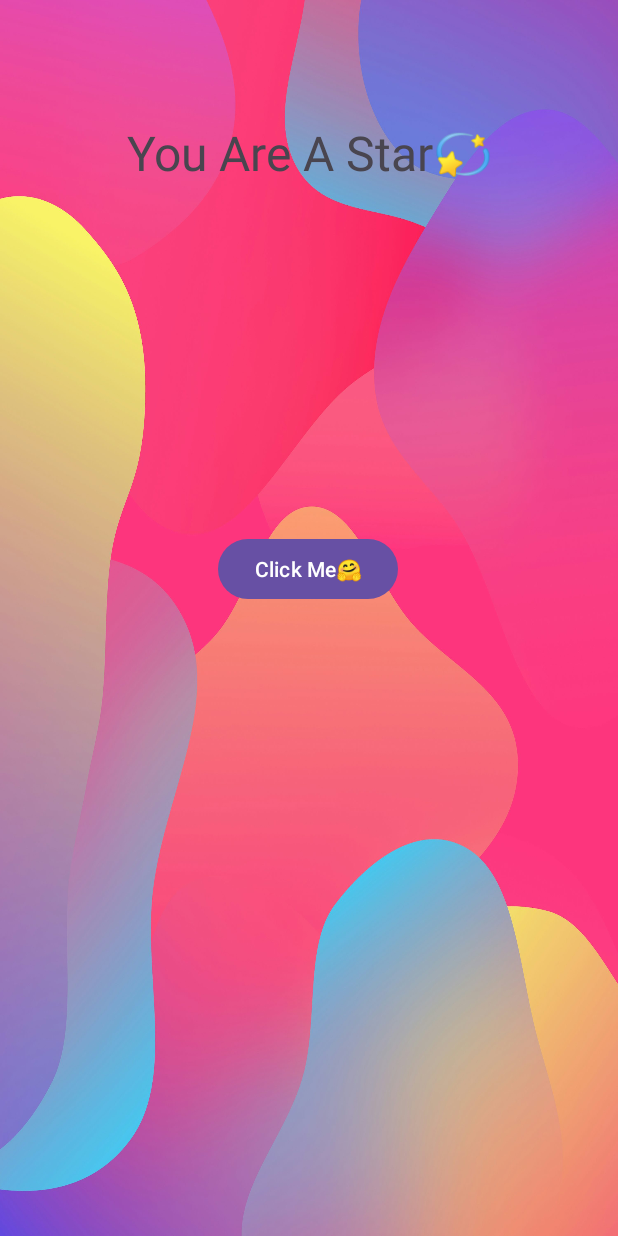
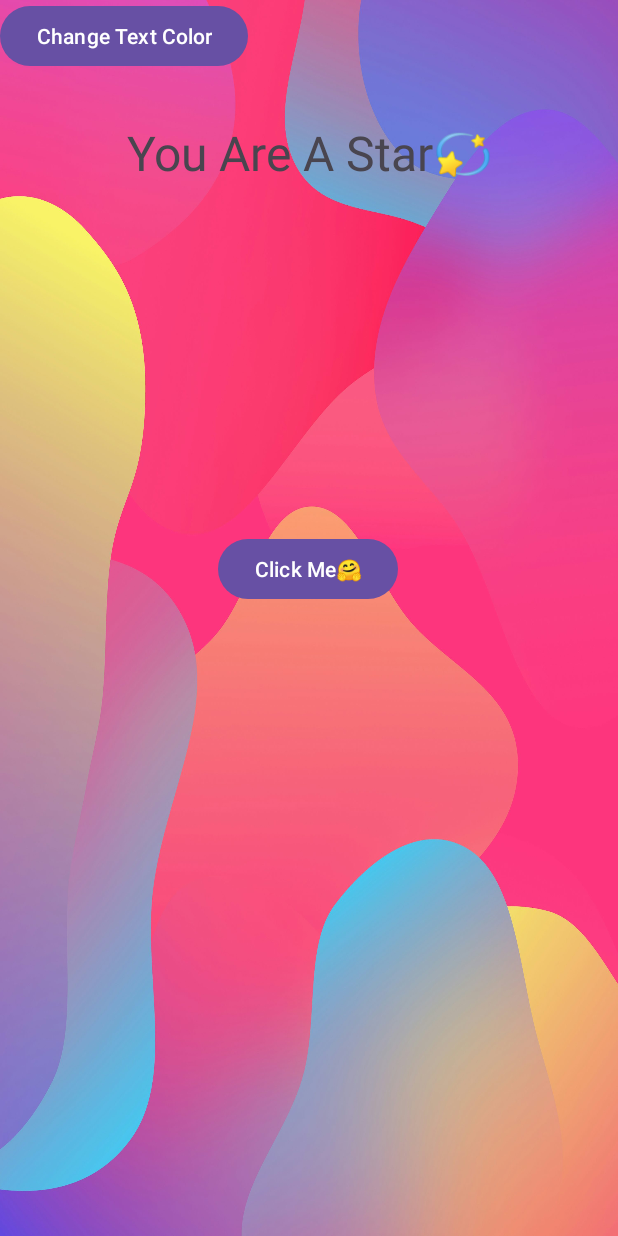
Before and after one commit to GirlAfro/HelloWorld, an Android app: the screen it shows after launch (MainActivity), after a tap on "Click Me🤗", on a phone screen of 412 x 824 dp. Run offline under Robolectric (Android 15) with nearby library versions, the phone set to English and light mode, and no system bars.

Commit message:
added second button

```diff
--- a/app/src/main/java/com/example/helloworld/MainActivity.java
+++ b/app/src/main/java/com/example/helloworld/MainActivity.java
@@ -29,4 +29,9 @@ public class MainActivity extends AppCompatActivity {
         tvChangeText.setText("You Are A Star💫");
 
     }
+    public void onBtnChangeTextColorClick(View view) {
+        TextView tvChangeText = findViewById(R.id.tvChangeText);
+        tvChangeText.setTextColor(getResources().getColor(R.color.purple_200));
+    }
+
 }
--- a/app/src/main/res/layout/activity_main.xml
+++ b/app/src/main/res/layout/activity_main.xml
@@ -32,4 +32,16 @@
         app:layout_constraintStart_toStartOf="@+id/tvChangeText"
         app:layout_constraintTop_toBottomOf="@+id/tvChangeText" />
 
+    <Button
+        android:id="@+id/btnChangeTextColor"
+        android:layout_width="wrap_content"
+        android:layout_height="wrap_content"
+        android:text="Change Text Color"
+        android:layout_below="@id/btnChangeText"
+        android:layout_centerHorizontal="true"
+        android:layout_marginTop="16dp"
+        android:onClick="onBtnChangeTextClick"
+
+        tools:ignore="MissingConstraints" />
+
 </androidx.constraintlayout.widget.ConstraintLayout>
--- a/app/src/main/res/values/colors.xml
+++ b/app/src/main/res/values/colors.xml
@@ -2,4 +2,5 @@
 <resources>
     <color name="black">#FF000000</color>
     <color name="white">#FFFFFFFF</color>
+    <color name="purple_200">#4832a8</color>
 </resources>
```
